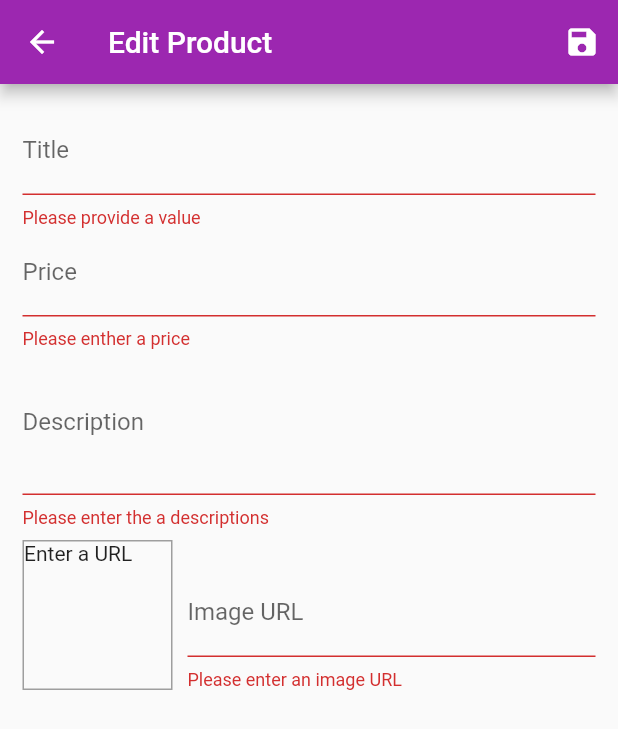
After one commit to Thavananthan/shop-app-flutter, a Flutter app: the EditProductScreen screen opened by its route, after a tap on the "save" icon, on a phone screen of 412 x 824 dp. The commit adds this screen. Shown: the top 729 px of the screen. Run offline on Flutter 3.47's test engine with Material 2 defaults, Android fonts, the phone set to English and light mode, and no system bars; network calls fail.

Commit message:
recent commit-13-mar

```diff
--- a/lib/main.dart
+++ b/lib/main.dart
@@ -4,9 +4,11 @@
 import 'package:shopapp/providers/orders.dart';
 import 'package:shopapp/providers/products.dart';
 import 'package:shopapp/screens/cart_screen.dart';
+import 'package:shopapp/screens/edit_product_screen.dart';
 import 'package:shopapp/screens/order_screen.dart';
 import 'package:shopapp/screens/product_detail_screen.dart';
 import 'package:shopapp/screens/products_overview_screen.dart';
+import 'package:shopapp/screens/user_product_screen.dart';
 
 void main() {
   runApp(const MyApp());
@@ -45,6 +47,8 @@
           ProductDetailScreen.routeName: (ctx) => ProductDetailScreen(),
           CartScreen.routeName: (ctx) => CartScreen(),
           OrderScreen.routeName: (ctx) => OrderScreen(),
+          UserProductScreen.routeName: (ctx) => UserProductScreen(),
+          EditProductScreen.routeName: (ctx) => EditProductScreen(),
         },
       ),
     );
--- a/lib/providers/products.dart
+++ b/lib/providers/products.dart
@@ -64,7 +64,15 @@
   //   notifyListeners();
   // }
 
-  void addProduct() {
+  void addProduct(Product product) {
+    final newProduct = Product(
+        title: product.title,
+        description: product.description,
+        price: product.price,
+        imageUrl: product.imageUrl,
+        id: DateTime.now().toString());
+
+    _items.add(newProduct);
     notifyListeners();
   }
 }
--- /dev/null
+++ b/lib/screens/edit_product_screen.dart
@@ -0,0 +1,216 @@
+import 'package:flutter/material.dart';
+import 'package:provider/provider.dart';
+import 'package:shopapp/providers/product.dart';
+
+import '../providers/products.dart';
+
+class EditProductScreen extends StatefulWidget {
+  static const routeName = '/edit-product';
+
+  @override
+  State<EditProductScreen> createState() => _EditProductScreenState();
+}
+
+class _EditProductScreenState extends State<EditProductScreen> {
+  final _priceFocusNode = FocusNode();
+  final _descriptionFocusNode = FocusNode();
+  final _imageUrlController = TextEditingController();
+  final _imageUrlFocusNode = FocusNode();
+  final _form = GlobalKey<FormState>();
+
+  var _editedProduct =
+      Product(id: "", title: "", description: "", price: 0, imageUrl: '');
+
+  @override
+  void dispose() {
+    _imageUrlFocusNode.addListener(_updateImageUrl);
+    _priceFocusNode.dispose();
+    _descriptionFocusNode.dispose();
+    _imageUrlController.dispose();
+    _imageUrlFocusNode.dispose();
+    super.dispose();
+  }
+
+  @override
+  void initState() {
+    _imageUrlFocusNode.addListener(_updateImageUrl);
+    _imageUrlController.addListener(() {
+      setState(() {});
+    });
+    super.initState();
+  }
+
+  void _updateImageUrl() {
+    if (!_imageUrlFocusNode.hasFocus) {
+      if (_imageUrlController.text.isEmpty ||
+          (_imageUrlController.text.startsWith('http') &&
+              _imageUrlController.text.startsWith('https')) ||
+          (_imageUrlController.text.endsWith('.png') &&
+              _imageUrlController.text.endsWith('.jpg') &&
+              _imageUrlController.text.endsWith('.jpeg'))) {
+        return;
+      }
+      setState(() {});
+    }
+  }
+
+  void _saveForm() {
+    var isValid = false;
+    isValid = _form.currentState!.validate();
+    if (!isValid) {
+      return;
+    }
+    _form.currentState?.save();
+    Provider.of<Products>(context, listen: false).addProduct(_editedProduct);
+    Navigator.of(context).pop();
+  }
+
+  @override
+  Widget build(BuildContext context) {
+    return Scaffold(
+      appBar: AppBar(
+        title: Text('Edit Product'),
+        actions: [
+          IconButton(onPressed: _saveForm, icon: Icon(Icons.save)),
+        ],
+      ),
+      body: Padding(
+        padding: const EdgeInsets.all(15.0),
+        child: Form(
+          key: _form,
+          child: ListView(
+            children: [
+              TextFormField(
+                decoration: InputDecoration(labelText: 'Title'),
+                textInputAction: TextInputAction.next,
+                onFieldSubmitted: (_) {
+                  FocusScope.of(context).requestFocus(_priceFocusNode);
+                },
+                validator: (value) {
+                  if (value!.isEmpty) {
+                    return 'Please provide a value';
+                  }
+                  return null;
+                },
+                onSaved: (value) {
+                  _editedProduct = Product(
+                      id: '',
+                      title: value!,
+                      description: _editedProduct.description,
+                      price: _editedProduct.price,
+                      imageUrl: _editedProduct.imageUrl);
+                },
+              ),
+              TextFormField(
+                  decoration: InputDecoration(labelText: 'Price'),
+                  textInputAction: TextInputAction.next,
+                  keyboardType: TextInputType.number,
+                  focusNode: _priceFocusNode,
+                  onFieldSubmitted: (_) {
+                    FocusScope.of(context).requestFocus(_descriptionFocusNode);
+                  },
+                  validator: (value) {
+                    if (value!.isEmpty) {
+                      return 'Please enther a price';
+                    }
+                    if (double.tryParse(value) == null) {
+                      return 'Please enter a valid number';
+                    }
+                    if (double.parse(value) <= 0) {
+                      return 'Please enter the a number greater then zero!';
+                    }
+
+                    return null;
+                  },
+                  onSaved: (value) {
+                    _editedProduct = Product(
+                        id: '',
+                        title: _editedProduct.title,
+                        description: _editedProduct.description,
+                        price: double.parse(value!),
+                        imageUrl: _editedProduct.imageUrl);
+                  }),
+              TextFormField(
+                  decoration: InputDecoration(labelText: 'Description'),
+                  maxLines: 3,
+                  keyboardType: TextInputType.multiline,
+                  focusNode: _descriptionFocusNode,
+                  validator: (value) {
+                    if (value!.isEmpty) {
+                      return 'Please enter the a descriptions';
+                    }
+                    if (value.length < 10) {
+                      return 'Should be at least 10 characters long';
+                    }
+                    return null;
+                  },
+                  onSaved: (value) {
+                    _editedProduct = Product(
+                        id: '',
+                        title: _editedProduct.title,
+                        description: value!,
+                        price: _editedProduct.price,
+                        imageUrl: _editedProduct.imageUrl);
+                  }),
+              Row(
+                crossAxisAlignment: CrossAxisAlignment.end,
+                children: [
+                  Container(
+                    width: 100,
+                    height: 100,
+                    margin: EdgeInsets.only(top: 8, right: 10),
+                    decoration: BoxDecoration(
+                      border: Border.all(
+                        width: 1,
+                        color: Colors.grey,
+                      ),
+                    ),
+                    child: _imageUrlController.text.isEmpty
+                        ? Text('Enter a URL')
+                        : FittedBox(
+                            child: Image.network(_imageUrlController.text),
+                          ),
+                  ),
+                  Expanded(
+                    child: TextFormField(
+                        decoration: InputDecoration(labelText: 'Image URL'),
+                        keyboardType: TextInputType.url,
+                        textInputAction: TextInputAction.done,
+                        controller: _imageUrlController,
+                        focusNode: _imageUrlFocusNode,
+                        onFieldSubmitted: (_) {
+                          _saveForm();
+                        },
+                        validator: (value) {
+                          if (value!.isEmpty) {
+                            return 'Please enter an image URL';
+                          }
+                          if (!value.startsWith('http') &&
+                              !value.startsWith('https')) {
+                            return 'Please enter a valid URL';
+                          }
+                          if (!value.endsWith('.png') &&
+                              !value.endsWith('.jpg') &&
+                              !value.endsWith('.jpeg')) {
+                            return 'Please enter a valid image URL';
+                          }
+                          return null;
+                        },
+                        onSaved: (value) {
+                          _editedProduct = Product(
+                              id: '',
+                              title: _editedProduct.title,
+                              description: _editedProduct.description,
+                              price: _editedProduct.price,
+                              imageUrl: value!);
+                        }),
+                  ),
+                ],
+              ),
+            ],
+          ),
+        ),
+      ),
+    );
+  }
+}
```
Also changed, not shown: lib/screens/user_product_screen.dart (added, +43 -0 lines), lib/widgets/app_drawer.dart (+11 -1 lines), lib/widgets/user_product_item.dart (added, +31 -0 lines), pubspec.lock, 2 other files.
